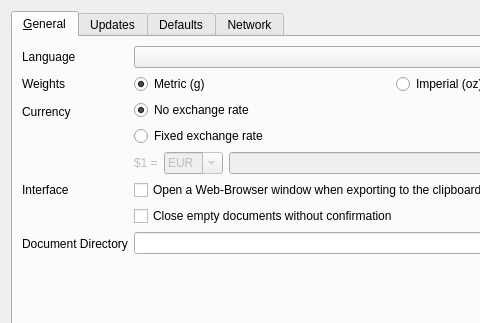
First picture: the form in settingsdialog.ui, repository rgriebl/brickstore, before the edit; both pictures show x 0 to 480 and y 0 to 323 of the 674 by 427 pixel window.
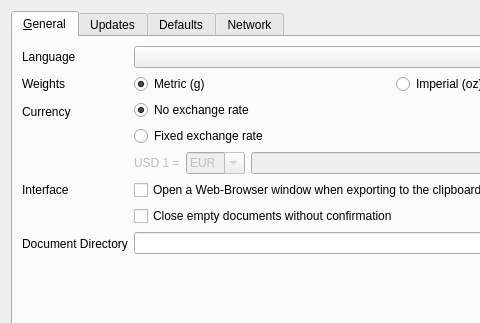
Second picture: the form after the edit. Icons and pictures are not drawn.

Commit message: added the fix-incomplete-item dialog

Patch:
```diff
--- a/settingsdialog.ui
+++ b/settingsdialog.ui
@@ -118,7 +118,7 @@
              <item>
               <widget class="QLabel" name="label_29">
                <property name="text">
-                <string>$1 =</string>
+                <string>USD 1 =</string>
                </property>
               </widget>
              </item>
```
The commit also changes 4 other files.
